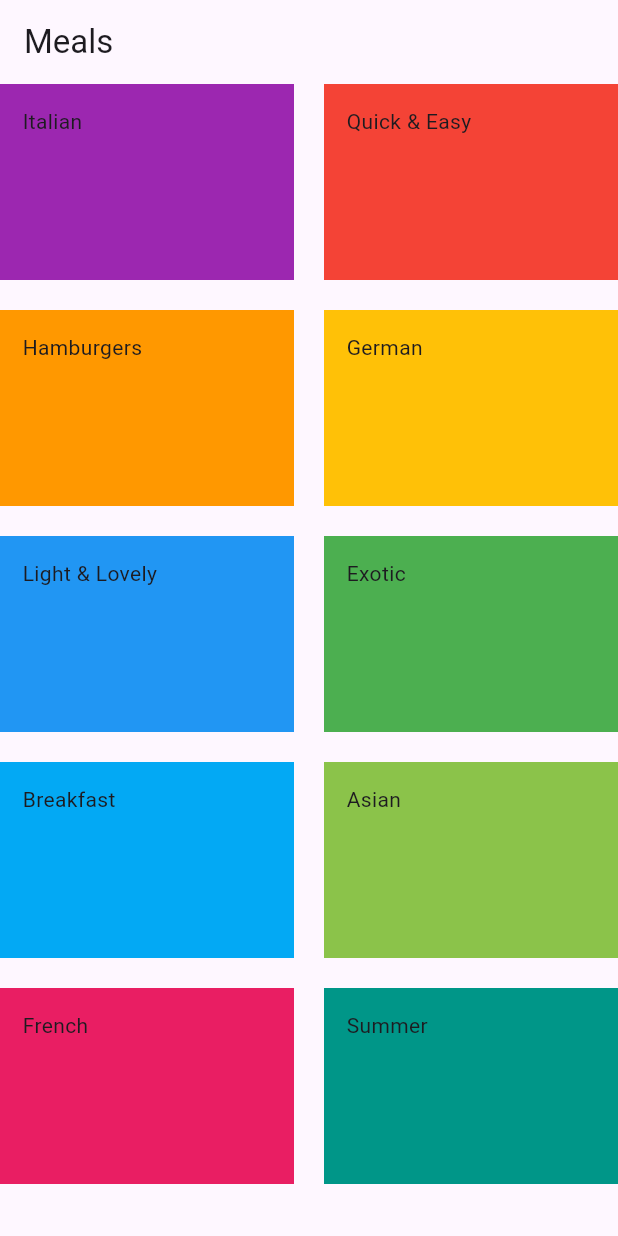
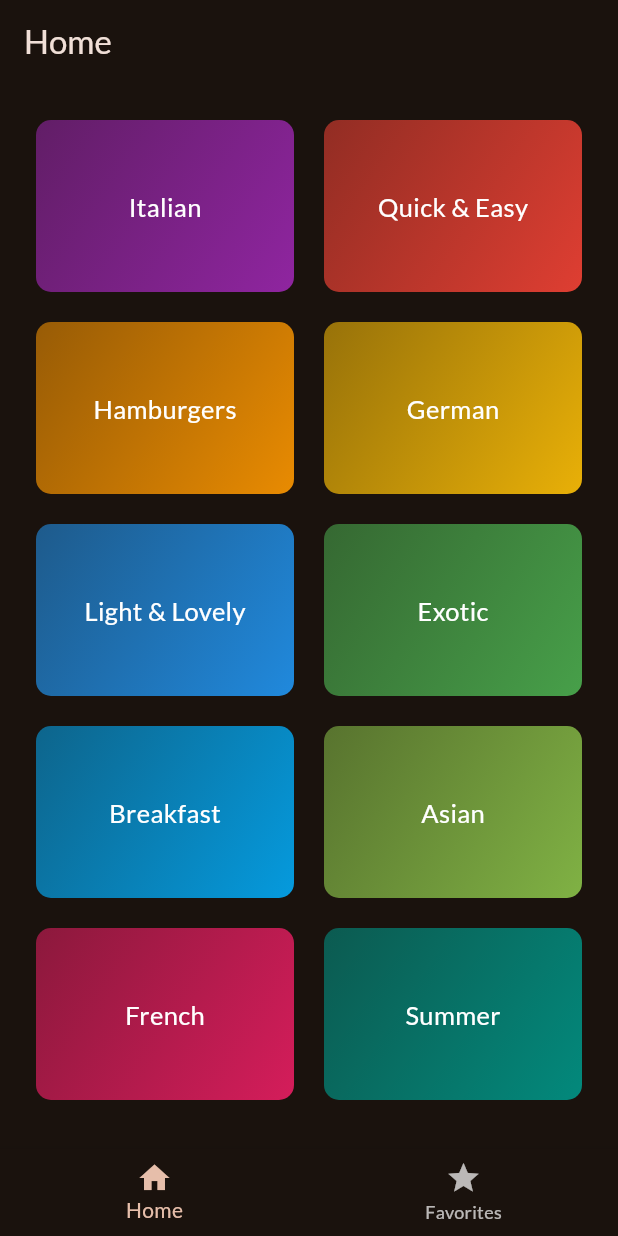
Before and after one commit to 3SyedShayan/Meals, a Flutter app: the screen it shows after launch, on a phone screen of 412 x 824 dp. Run offline on Flutter 3.47's test engine with Material 3 defaults, Android fonts, the phone set to English and light mode, and no system bars; our stand-ins replace google_fonts, transparent_image.

```diff
--- a/lib/main.dart
+++ b/lib/main.dart
@@ -1,17 +1,26 @@
 import 'package:flutter/material.dart';
+import 'package:google_fonts/google_fonts.dart';
 import 'package:meals/screens/home.dart';
+import 'package:meals/screens/tab.dart';
 
 void main() {
-  runApp(const MainApp());
+  runApp(MainApp());
 }
 
 class MainApp extends StatelessWidget {
-  const MainApp({super.key});
+  MainApp({super.key});
 
   @override
   Widget build(BuildContext context) {
-    return const MaterialApp(
-      home: Home(),
+    return MaterialApp(
+      theme: ThemeData(
+        colorScheme: ColorScheme.fromSeed(
+          brightness: Brightness.dark,
+          seedColor: const Color.fromARGB(255, 131, 57, 0),
+        ),
+        textTheme: GoogleFonts.latoTextTheme(),
+      ),
+      home: TabScreen(),
     );
   }
 }
--- a/lib/screens/home.dart
+++ b/lib/screens/home.dart
@@ -1,12 +1,13 @@
 import 'package:flutter/material.dart';
 import 'package:meals/data/dummy_data.dart';
 import 'package:meals/models/category.dart';
+import 'package:meals/models/meal.dart';
 import 'package:meals/screens/meals.dart';
 import 'package:meals/widgets/category_grid_item.dart';
 
 class Home extends StatelessWidget {
-  const Home({super.key});
-
+  Home({super.key, required this.onUpdateFavourites});
+  void Function(Meal meal) onUpdateFavourites;
   void onSelectCategory(BuildContext context, Category category) {
     final filteredMeals = dummyMeals
         .where((meal) => meal.categories.contains(category.id))
@@ -17,6 +18,7 @@ class Home extends StatelessWidget {
         builder: (context) => Meals(
           title: category.title,
           meals: filteredMeals,
+          onUpdateFavorites: onUpdateFavourites,
         ),
       ),
     );
@@ -24,11 +26,8 @@ class Home extends StatelessWidget {
 
   @override
   Widget build(BuildContext context) {
-    return Scaffold(
-      appBar: AppBar(
-        title: Text("Meals"),
-      ),
-      body: GridView(
+    return GridView(
+      padding: EdgeInsets.all(24),
       gridDelegate: SliverGridDelegateWithFixedCrossAxisCount(
         crossAxisCount: 2,
         childAspectRatio: 1.5,
@@ -44,7 +43,6 @@ class Home extends StatelessWidget {
             },
           )
       ],
-      ),
     );
   }
 }
--- /dev/null
+++ b/lib/screens/tab.dart
@@ -0,0 +1,80 @@
+import 'package:flutter/material.dart';
+import 'package:meals/models/meal.dart';
+import 'package:meals/screens/home.dart';
+import 'package:meals/screens/meals.dart';
+
+class TabScreen extends StatefulWidget {
+  const TabScreen({super.key});
+
+  @override
+  State<TabScreen> createState() => _TabScreenState();
+}
+
+class _TabScreenState extends State<TabScreen> {
+  List<Meal> favMeals = [];
+  int currentIndex = 0;
+  void showSnacks(String message) {
+    ScaffoldMessenger.of(context).clearSnackBars();
+    ScaffoldMessenger.of(context).showSnackBar(
+      SnackBar(
+        content: Text(message),
+        duration: const Duration(seconds: 2),
+      ),
+    );
+  }
+
+  void onUpdateFavourites(Meal meal) {
+    if (favMeals.contains(meal)) {
+      setState(() {
+        favMeals.remove(meal);
+        showSnacks('Removed from favorites');
+      });
+    } else {
+      setState(() {
+        favMeals.add(meal);
+        showSnacks('Added to favorites');
+      });
+    }
+  }
+
+  void onUpdateTab(index) {
+    setState(
+      () {
+        currentIndex = index;
+      },
+    );
+  }
+
+  @override
+  Widget build(BuildContext context) {
+    Widget content = Home(
+      onUpdateFavourites: onUpdateFavourites,
+    );
+    if (currentIndex == 1) {
+      content = Meals(
+        meals: favMeals,
+        onUpdateFavorites: onUpdateFavourites,
+      );
+    }
+    return Scaffold(
+      appBar: AppBar(
+        title: currentIndex == 0 ? const Text('Home') : const Text('Favorites'),
+      ),
+      bottomNavigationBar: BottomNavigationBar(
+        items: [
+          BottomNavigationBarItem(
+            icon: Icon(Icons.home),
+            label: "Home",
+          ),
+          BottomNavigationBarItem(
+            icon: Icon(Icons.star),
+            label: "Favorites",
+          ),
+        ],
+        currentIndex: currentIndex,
+        onTap: onUpdateTab,
+      ),
+      body: content,
+    );
+  }
+}
--- a/lib/widgets/category_grid_item.dart
+++ b/lib/widgets/category_grid_item.dart
@@ -14,12 +14,27 @@ class CategoryGrid extends StatelessWidget {
   void Function() onSelectCategory;
   @override
   Widget build(BuildContext context) {
-    return Container(
-      padding: EdgeInsets.all(15),
-      color: category.color,
-      child: InkWell(
-        child: Text(category.title),
-        onTap: onSelectCategory,
+    return InkWell(
+      borderRadius: BorderRadius.circular(10),
+      onTap: onSelectCategory,
+      child: Container(
+        padding: EdgeInsets.all(16),
+        decoration: BoxDecoration(
+          gradient: LinearGradient(
+            colors: [
+              category.color.withOpacity(0.55),
+              category.color.withOpacity(0.9),
+            ],
+            begin: Alignment.topLeft,
+            end: Alignment.bottomRight,
+          ),
+          borderRadius: BorderRadius.circular(10),
+        ),
+        alignment: Alignment.center,
+        child: Text(
+          category.title,
+          style: TextStyle(color: Colors.white, fontSize: 17),
+        ),
       ),
     );
   }
```
Also changed, not shown: lib/screens/meal_details.dart (+57 -9 lines), lib/screens/meals.dart (+17 -5 lines), lib/widgets/meal_item.dart (+6 -2 lines), 124 other files. Lines whose indentation alone changed are shown as unchanged.
